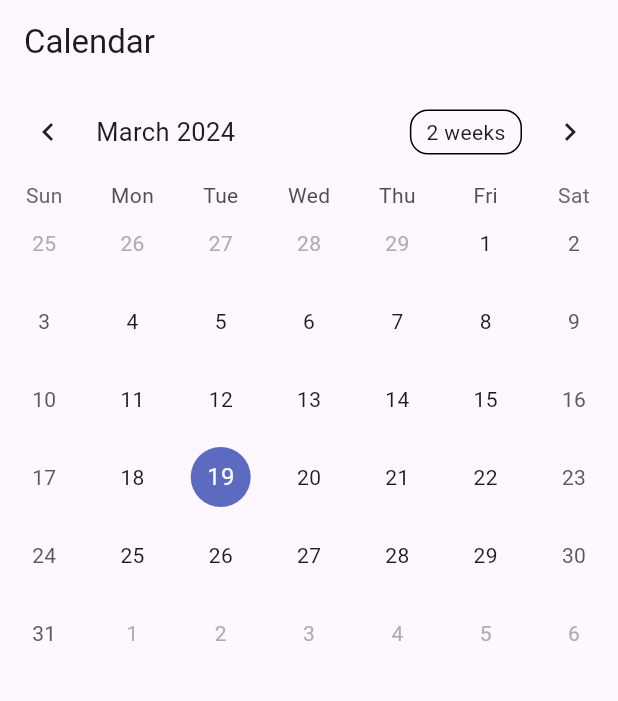
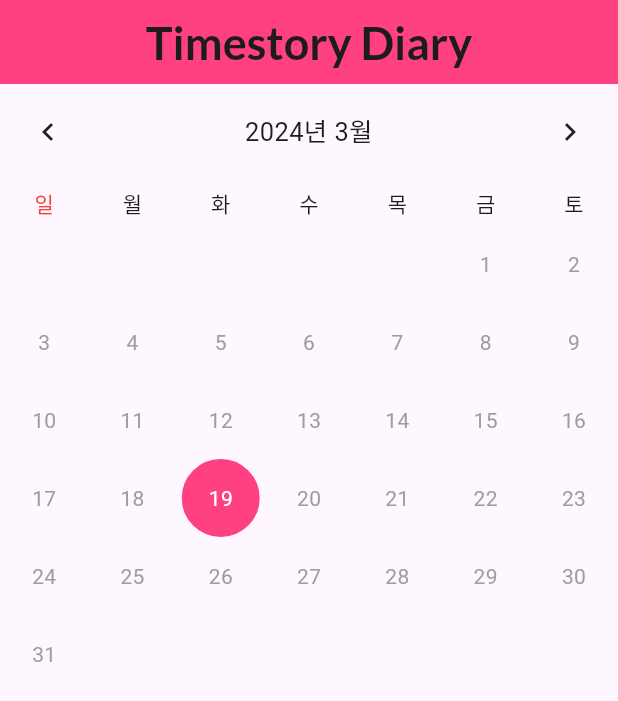
Before and after one commit to Shinkju/Timestory_open, a Flutter app: the screen it shows once a user with an empty profile is signed in, on a phone screen of 412 x 824 dp. Shown: the top 701 px of the screen. Run offline on Flutter 3.47's test engine with Material 3 defaults, Android fonts, the phone set to English and light mode, and no system bars; drawn by our look-alikes of table_calendar; our stand-ins replace firebase_auth, firebase_core, flutter_signin_button, fluttertoast, google_sign_in, shared_preferences; accounts and stored records are empty.

Commit message:
캘린더 UI 디자인 작업 ING

```diff
--- a/lib/screens/calendar_screen.dart
+++ b/lib/screens/calendar_screen.dart
@@ -1,5 +1,7 @@
 import 'package:flutter/material.dart';
+import 'package:flutter/widgets.dart';
 import 'package:table_calendar/table_calendar.dart';
+import 'package:intl/date_symbol_data_local.dart';
 
 class CalendarSreen extends StatefulWidget{
   const CalendarSreen({super.key});
@@ -23,21 +25,100 @@
   }
 
   @override
+  void initState(){
+    super.initState();
+    initializeDateFormatting('ko_KR', null);
+  }
+
+  @override
   Widget build(BuildContext context) {
     return Scaffold(
       appBar: AppBar(
-        title: const Text('Calendar'),
+        backgroundColor: const Color(0xFFFF4081),
+        title: const Center(
+          child: Text(
+            "Timestory Diary",
+            style: TextStyle(
+              fontSize: 30,
+              fontFamily: "Lato",
             ),
-      body: TableCalendar(
+          ),
+        ),
+      ),
+      body: SingleChildScrollView(
+        child: TableCalendar(
           //날짜가 선택됐을 때
           onDaySelected: onDaySelected,
           //특정날짜가 선택된 날짜와 동일한지 duple
           selectedDayPredicate: (day) {
             return isSameDay(selectedDate, day);
           },
-        firstDay: DateTime.utc(2024), //달력의 시작 날짜
-        lastDay: DateTime.utc(2030),  //달력의 마지막 날짜
+          calendarBuilders: CalendarBuilders(
+            dowBuilder: (context, day) { //dowBuilder: 요일칸 제어
+              switch(day.weekday){
+                case 1:
+                  return const Center(child: Text('월'),);
+                case 2:
+                  return const Center(child: Text('화'),);
+                case 3:
+                  return const Center(child: Text('수'),);
+                case 4:
+                  return const Center(child: Text('목'),);
+                case 5:
+                  return const Center(child: Text('금'),);
+                case 6:
+                  return const Center(child: Text('토'),);
+                case 7:
+                  return const Center(child: Text('일', style: TextStyle(color: Colors.red),),);
+                default:
+                  return const SizedBox();
+              }
+            },
+            //선택한 날짜 스타일 변경
+            selectedBuilder: (context, day, events){
+              return Container(
+                width: 40,
+                height: 40,
+                decoration: const BoxDecoration(
+                  shape: BoxShape.circle,
+                  color: Color(0xFFFF4081),
+                  border: Border.fromBorderSide(BorderSide(color: Color(0xFFFF4081), width: 1.3)),
+                ),
+                child: Center(
+                  child: Text(
+                    day.day.toString(),
+                    style: const TextStyle(color: Colors.white),
+                  ),
+                ),
+              );
+            },
+          ),
+          headerStyle: const HeaderStyle(
+            formatButtonVisible: false,
+            titleCentered: true,
+            leftChevronVisible: true,
+            rightChevronVisible: true
+          ),
+          calendarStyle: const CalendarStyle(
+            outsideDaysVisible: false,
+            defaultTextStyle: TextStyle(color: Colors.grey,),
+            weekendTextStyle: TextStyle(color: Colors.grey,),
+            todayDecoration: BoxDecoration(
+              color: Color.fromARGB(255, 204, 196, 199),
+              shape: BoxShape.circle,
+              border: Border.fromBorderSide(BorderSide(color: Color.fromARGB(255, 204, 196, 199), width: 1.3)),
+            ),
+            todayTextStyle: TextStyle(
+              fontWeight: FontWeight.bold,
+              color: Colors.black38,
+            ),
+          ),
+          firstDay: DateTime(2024), //달력의 시작 날짜
+          lastDay: DateTime(2030),  //달력의 마지막 날짜
           focusedDay: DateTime.now(),   //현재달력 포거스날짜
+          locale: 'ko_KR',
+          daysOfWeekHeight: 30,
+        ),
       ),
     );
   }
--- a/lib/screens/join_screen.dart
+++ b/lib/screens/join_screen.dart
@@ -38,7 +38,7 @@
           password: passwordController.text.trim(),
         );
 
-        Fluttertoast.showToast(msg: "회원가입이 완료되었습니다. 로그인을 진행해주세요.");
+        Fluttertoast.showToast(msg: "회원가입이 완료되었습니다.\n로그인을 진행해주세요.");
 
         Navigator.pushReplacement(
           context,
@@ -83,11 +83,21 @@
                   ),
                 ),
                 Container(
+                  padding: const EdgeInsets.fromLTRB(0, 0, 0, 10),
+                  child: const Text(
+                    "Sign-In",
+                    style: TextStyle(
+                      fontSize: 18,
+                      fontFamily: 'Lato'
+                    ),
+                  ),
+                ),
+                Container(
                   margin: const EdgeInsets.all(5),
                   child: TextField(
                     controller: emailController,
                     decoration: const InputDecoration(
-                      border: OutlineInputBorder(), label: Text("timestory@email.com"),
+                      border: OutlineInputBorder(), label: Text("timestory@email.com", style: TextStyle(color: Colors.grey),),
                     ),
                   ),
                 ),
@@ -97,7 +107,7 @@
                     controller: passwordController,
                     obscureText: true,
                     decoration: const InputDecoration(
-                      border: OutlineInputBorder(), label: Text("********"),
+                      border: OutlineInputBorder(), label: Text("********", style: TextStyle(color: Colors.grey),),
                     ),
                   ),
                 ),
--- a/lib/screens/login_screen.dart
+++ b/lib/screens/login_screen.dart
@@ -65,6 +65,7 @@
     if(errorMsg.isNotEmpty){
       Fluttertoast.showToast(
         msg: errorMsg,
+        gravity: ToastGravity.TOP, //위치
         backgroundColor: Colors.white,
         fontSize: 20,
         toastLength: Toast.LENGTH_SHORT,  //AOS
@@ -94,15 +95,16 @@
         });
       } on FirebaseAuthException catch (e){
         if(e.code == 'user-not-found'){
-          errorMsg = "사용자가 존재하지 않습니다.";
+          errorMsg = '사용자가 존재하지 않습니다.';
         }else if(e.code == 'wrong-password'){
-          errorMsg = "비밀번호가 일치하지 않습니다.";
+          errorMsg = '비밀번호가 일치하지 않습니다.';
         }else if(e.code == 'invalid-email'){
-          errorMsg = "이메일이 일치하지 않습니다.";
+          errorMsg = '이메일이 일치하지 않습니다.';
         }
 
         Fluttertoast.showToast(
           msg: errorMsg,
+          gravity: ToastGravity.TOP, //위치
           backgroundColor: Colors.white,
           fontSize: 20,
           toastLength: Toast.LENGTH_SHORT,  //AOS
@@ -152,7 +154,7 @@
                   child: TextField(
                     controller: emailController,
                     decoration: const InputDecoration(
-                      border: OutlineInputBorder(), label: Text("timestory@email.com"),
+                      border: OutlineInputBorder(), label: Text("timestory@email.com", style: TextStyle(color: Colors.grey),),
                     ),
                   ),
                 ),
@@ -162,7 +164,7 @@
                     controller: passwordController,
                     obscureText: true,
                     decoration: const InputDecoration(
-                      border: OutlineInputBorder(), label: Text("********"),
+                      border: OutlineInputBorder(), label: Text("********", style: TextStyle(color: Colors.grey),),
                     ),
                   ),
                 ),
@@ -228,6 +230,7 @@
                   margin: const EdgeInsets.all(10),
                   child: SignInButton(
                     Buttons.Google,
+                    //shape: const CircleBorder(),
                     onPressed: () async{
                       //google signin
                       GoogleSignIn _googleSignIn = GoogleSignIn();
--- a/pubspec.yaml
+++ b/pubspec.yaml
@@ -43,6 +43,7 @@
   table_calendar: ^3.1.0
   google_sign_in: ^6.2.1
   flutter_signin_button: ^2.0.0
+  intl: ^0.19.0
 
 dev_dependencies:
   flutter_test:
```
Also changed, not shown: pubspec.lock. Lines whose indentation alone changed are shown as unchanged.
